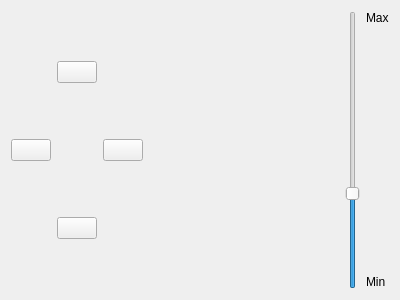
Old version of the form plugins/TelescopeControl/src/INDI/INDIControlWidget.ui in the repository Stellarium/stellarium.
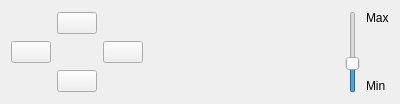
New version of the form. Icons and pictures are not drawn.

```diff
--- a/plugins/TelescopeControl/src/INDI/INDIControlWidget.ui
+++ b/plugins/TelescopeControl/src/INDI/INDIControlWidget.ui
@@ -7,9 +7,15 @@
     <x>0</x>
     <y>0</y>
     <width>400</width>
-    <height>300</height>
+    <height>104</height>
    </rect>
   </property>
+  <property name="sizePolicy">
+   <sizepolicy hsizetype="Preferred" vsizetype="Fixed">
+    <horstretch>0</horstretch>
+    <verstretch>0</verstretch>
+   </sizepolicy>
+  </property>
   <property name="windowTitle">
    <string>Form</string>
   </property>
```
